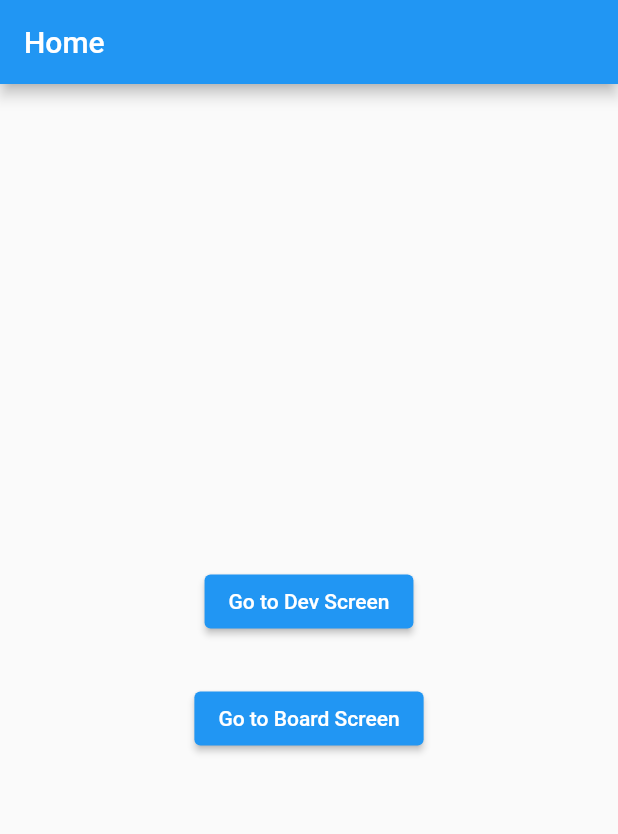
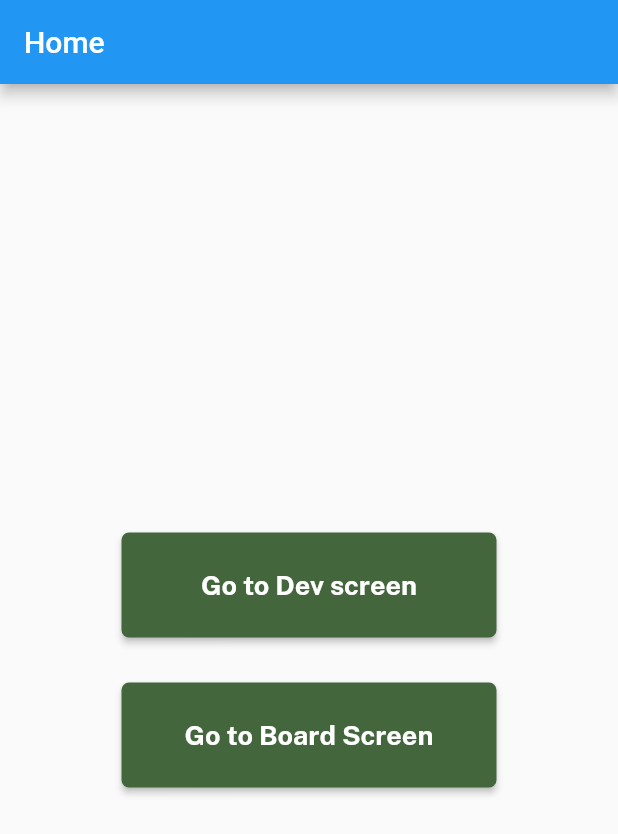
Before and after one commit to papryka-i-salami/geeruh-fe, a Flutter app: the screen it shows after launch, on a phone screen of 412 x 824 dp. Shown: the top 834 px of the screen. Run offline on Flutter 3.47's test engine with Material 2 defaults, Android fonts, the phone set to English and light mode, and no system bars; our stand-ins replace chopper, flutter_mobx, mobx; generated files the repository leaves out were written again; project files that could hold a hidden picture were left out.

Commit message:
GEE-55 | universal button implementation

```diff
--- a/lib/screens/start/start_screen.dart
+++ b/lib/screens/start/start_screen.dart
@@ -1,5 +1,6 @@
 import 'package:flutter/material.dart';
 import 'package:geeruh/global_constants.dart';
+import 'package:geeruh/widgets/universal_button.dart';
 
 class StartScreen extends StatefulWidget {
   const StartScreen({super.key, required this.title});
@@ -21,23 +22,11 @@ class _StartScreenState extends State<StartScreen> {
         mainAxisAlignment: MainAxisAlignment.center,
         children: [
           Center(
-            child: ElevatedButton(
-              key: const Key(ConstantScreens.devScreen),
-              child: const Text("Go to Dev Screen"),
-              onPressed: () {
-                Navigator.pushNamed(context, ConstantScreens.devScreen);
-              },
-            ),
+          child: universalButton(250, 70, () {Navigator.pushNamed(context, ConstantScreens.devScreen);}, "Go to Dev screen"),
           ),
           const SizedBox(height: 30),
           Center(
-            child: ElevatedButton(
-              key: const Key(ConstantScreens.boardScreen),
-              child: const Text("Go to Board Screen"),
-              onPressed: () {
-                Navigator.pushNamed(context, ConstantScreens.boardScreen);
-              },
-            ),
+          child: universalButton(250, 70, () {Navigator.pushNamed(context, ConstantScreens.boardScreen);}, "Go to Board Screen"),
           ),
         ],
       ),
--- /dev/null
+++ b/lib/widgets/universal_button.dart
@@ -0,0 +1,18 @@
+import 'package:flutter/material.dart';
+import 'package:geeruh/theme.dart';
+
+
+Widget universalButton(double width,double heigth, void Function()? onPressed, [String caption = 'Button']) {
+  return ElevatedButton(
+      style: ElevatedButton.styleFrom(
+        minimumSize: Size(width, heigth),
+      backgroundColor: GeeColors.primary1,
+      shape: RoundedRectangleBorder(
+        borderRadius: BorderRadius.circular(5.0),
+      ),
+    ),
+      key:  Key(caption),
+      onPressed: onPressed,
+      child:  Text(caption, style: GeeTextStyles.heading6),
+    );
+}
```
